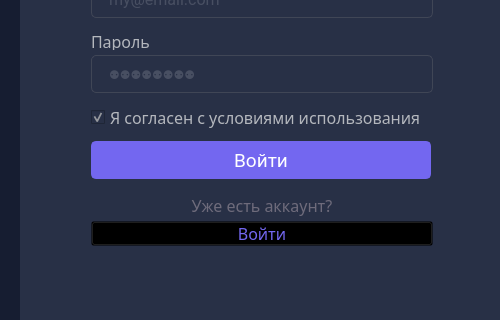
First picture: the form in design/register_d.ui, repository yurii-bel/project_2021, before the edit; both pictures show x 780 to 1280 and y 359 to 679 of the 1280 by 768 pixel window.
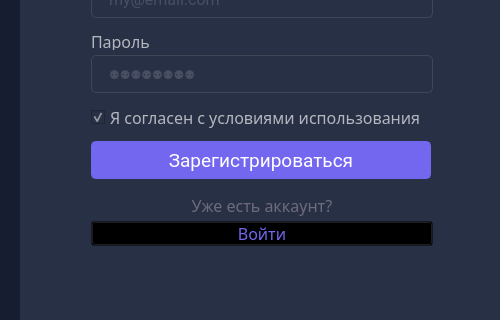
Second picture: the form after the edit. Icons and pictures are not drawn.

```diff
--- a/design/register_d.ui
+++ b/design/register_d.ui
@@ -84,7 +84,7 @@
 }</string>
     </property>
     <property name="text">
-     <string>Войти</string>
+     <string>Зарегистрироваться</string>
     </property>
     <property name="checkable">
      <bool>false</bool>
```
